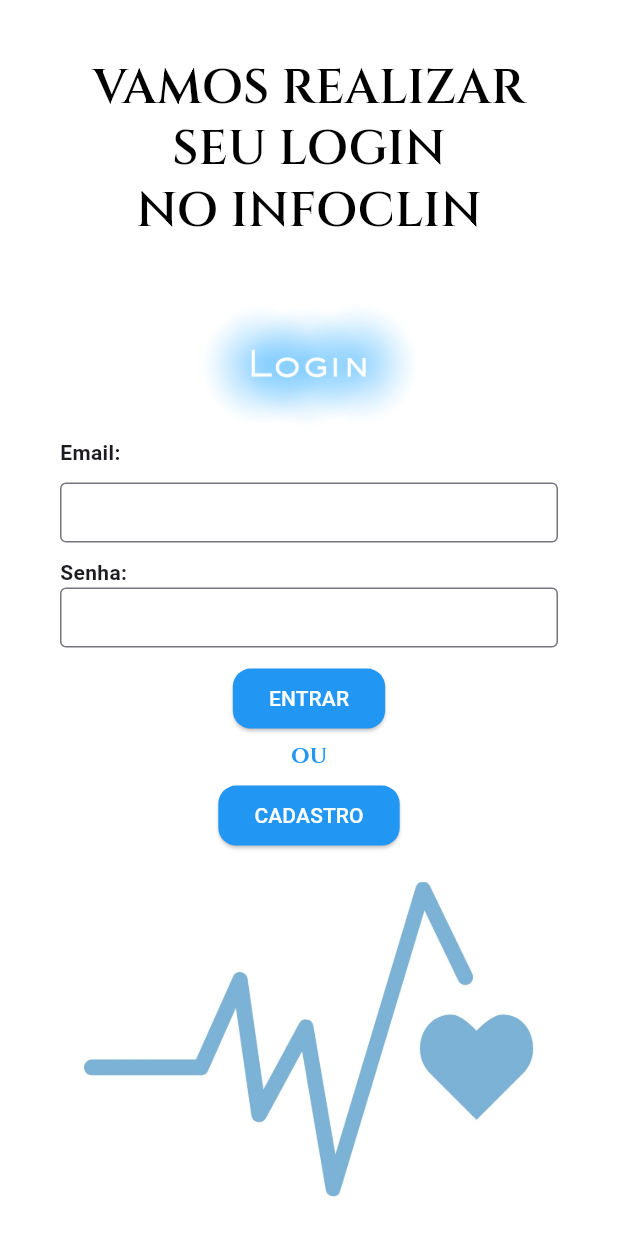
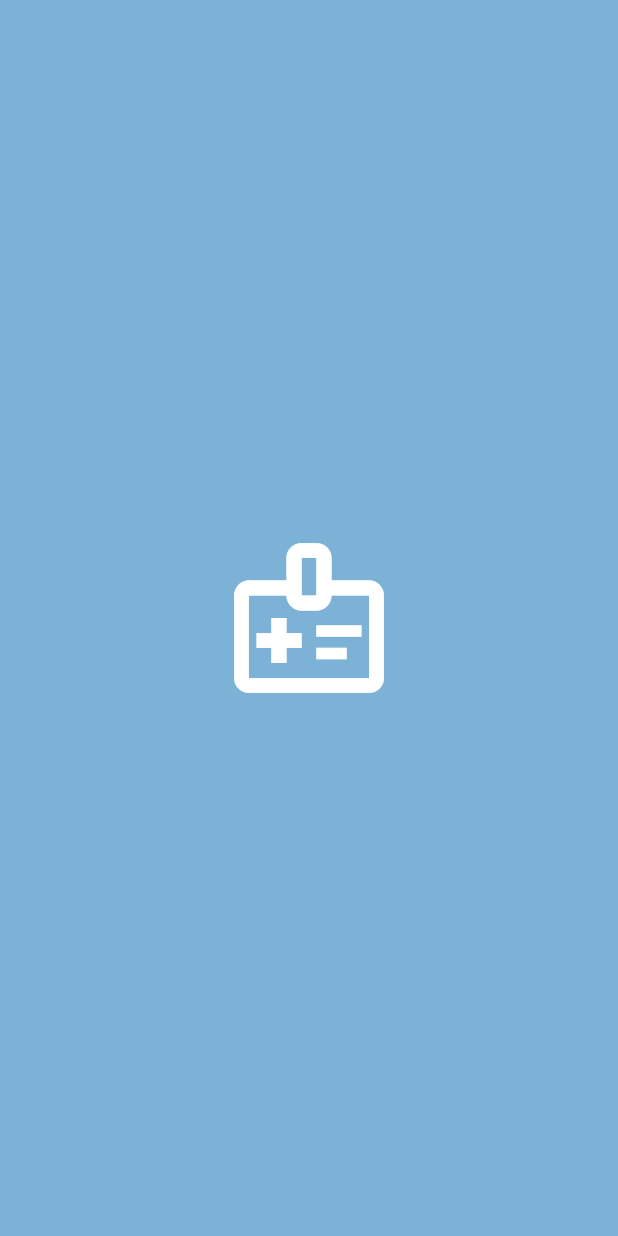
Before and after one commit to leticiavital/Pmovel, a Flutter app: the screen it shows after launch, on a phone screen of 412 x 824 dp. Run offline on Flutter 3.47's test engine with Material 3 defaults, Android fonts, the phone set to English and light mode, and no system bars; our stand-ins replace google_fonts, sqflite; accounts and stored records are empty; Roboto replaces fonts that are missing (Cairo).

Commit message:
criação da spashpage

```diff
--- a/lib/main.dart
+++ b/lib/main.dart
@@ -1,12 +1,13 @@
 import 'package:flutter/material.dart';
 import 'package:infoclin_913/pages/login_page.dart';
+import 'package:infoclin_913/splashpage.dart';
 
 
 
 void main() {
   runApp(
     MaterialApp(
-        home: LoginPage()
+        home: Splashpage()
     ),
   );
 }
--- a/lib/pages/login_page.dart
+++ b/lib/pages/login_page.dart
@@ -51,7 +51,7 @@ class _LoginPage extends State<LoginPage> {
                   decoration: InputDecoration(
                     border: OutlineInputBorder(
                       borderSide: BorderSide(
-                          width: 1.0,
+                          width: 0.5,
                           color: Colors.blue),
                     ),
                     focusedBorder: OutlineInputBorder(
--- /dev/null
+++ b/lib/splashpage.dart
@@ -0,0 +1,24 @@
+import 'package:flutter/material.dart';
+
+class Splashpage extends StatefulWidget {
+  const Splashpage({super.key});
+
+  @override
+  State<Splashpage> createState() => _SplashpageState();
+}
+
+class _SplashpageState extends State<Splashpage> {
+  @override
+  Widget build(BuildContext context) {
+    return Scaffold(
+      backgroundColor: Color(0xFF7cb2d6),
+      body: Center(
+        child: Icon(
+          Icons.medical_information_outlined,
+          color: Colors.white,
+          size: 120,
+        ),
+      ),
+    );
+  }
+}
```
Also changed, not shown: 1 other file.
